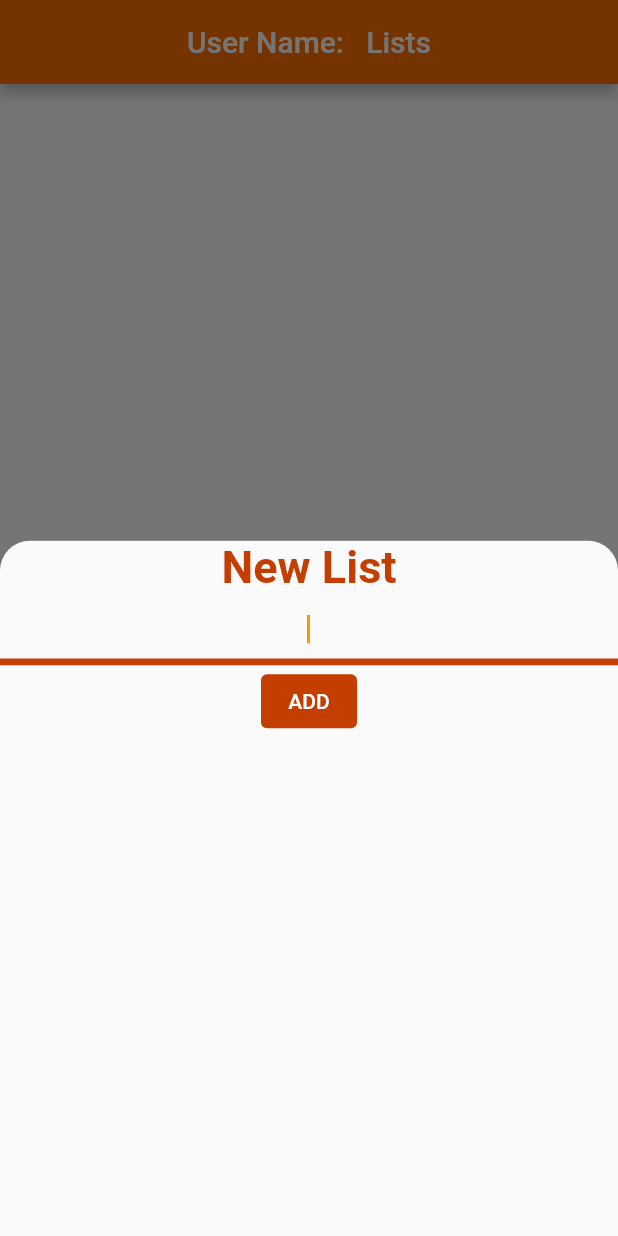
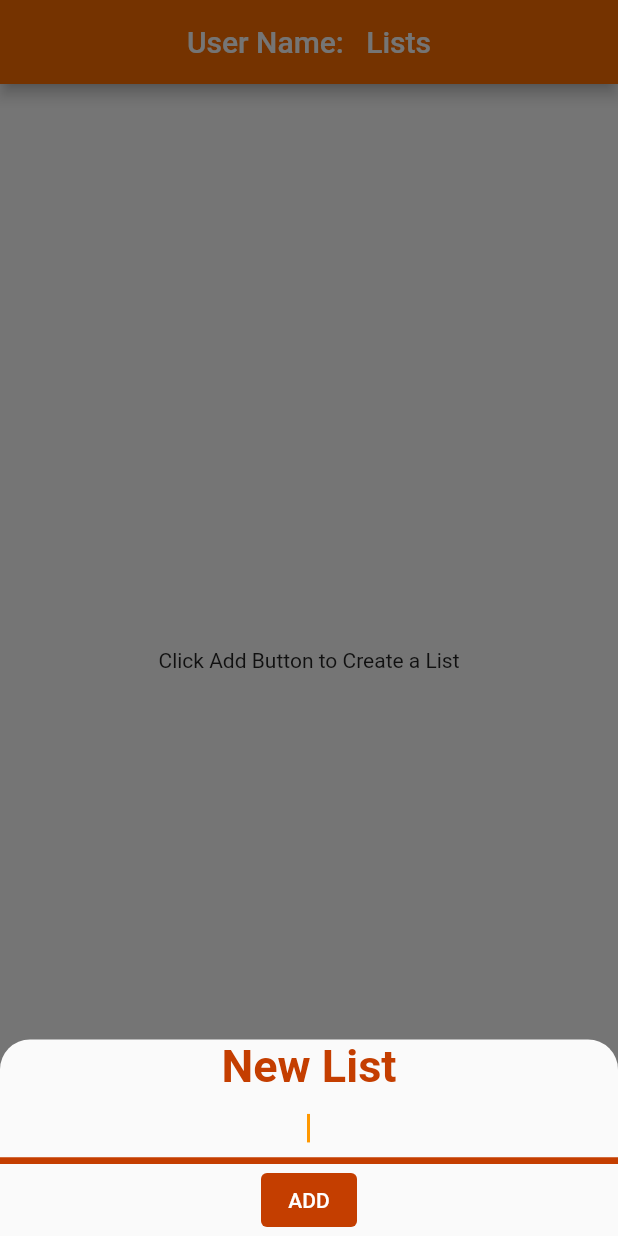
Before and after one commit to DrewMParsons/TodoFlutterApp, a Flutter app: the screen it shows after launch, after a tap on the "add" icon, on a phone screen of 412 x 824 dp. Run offline on Flutter 3.47's test engine with Material 2 defaults, Android fonts, the phone set to English and light mode, and no system bars; our stand-ins replace animated_text_kit.

Commit message:
updated themes fixed add button TODO: add button still adds previous value if field is left empty

```diff
--- a/lib/main.dart
+++ b/lib/main.dart
@@ -24,7 +24,10 @@ class MyApp extends StatelessWidget {
       child: MaterialApp(
         title: 'We Do',
         theme: orangeTheme,
-        darkTheme: ThemeData.dark(),
+        darkTheme: ThemeData.dark().copyWith(
+          accentColor: orangeAccent,
+          primaryColor: orangePrimary,
+        ),
         initialRoute: HomeScreen.id,
         routes: {
           WelcomeScreen.id: (context) => WelcomeScreen(),
--- a/lib/screens/add_wedo_screen.dart
+++ b/lib/screens/add_wedo_screen.dart
@@ -6,10 +6,10 @@ import 'package:we_do_flutter_app/models/chore_data.dart';
 
 class AddWeDoScreen extends StatelessWidget {
   static const String id = 'add_wedo_screen';
+  static String newWeDoTitle = '';
 
   @override
   Widget build(BuildContext context) {
-    String newWeDoTitle;
     int index = ModalRoute.of(context).settings.arguments;
 
     return Container(
@@ -40,7 +40,7 @@ class AddWeDoScreen extends StatelessWidget {
                     color: Theme.of(context).accentColor, width: 4.5),
               ),
             ),
-            onChanged: (value) {
+            onChanged: (String value) {
               newWeDoTitle = value;
             },
           ),
@@ -50,7 +50,8 @@ class AddWeDoScreen extends StatelessWidget {
                 backgroundColor: Theme.of(context).accentColor),
             child: Text(index == -2 ? 'EDIT' : 'ADD'),
             onPressed: () {
-              //TODO: fix null check and closing of the keyboard errors
+              //TODO: textfield is not reset after entry.  so clicking add again will create another item of same name
+              // happening because we initialize as a static variable to fix null entry error.
               if (newWeDoTitle != null) {
                 if (index == -2) {
                   Navigator.pop(context, newWeDoTitle);
@@ -62,6 +63,8 @@ class AddWeDoScreen extends StatelessWidget {
                           .addChore(index, Chore(title: newWeDoTitle));
                   Navigator.pop(context);
                 }
+              } else {
+                print('error');
               }
             },
           )
--- a/lib/screens/home_screen.dart
+++ b/lib/screens/home_screen.dart
@@ -28,6 +28,7 @@ class _HomeScreenState extends State<HomeScreen> {
       ),
       backgroundColor: Theme.of(context).backgroundColor,
       floatingActionButton: FloatingActionButton(
+        backgroundColor: Theme.of(context).accentColor,
         child: Icon(
           Icons.add,
           size: 40.0,
@@ -41,7 +42,12 @@ class _HomeScreenState extends State<HomeScreen> {
               ),
             ),
             context: context,
-            builder: (context) => AddWeDoScreen(),
+            isScrollControlled: true,
+            builder: (context) => SingleChildScrollView(
+                child: Container(
+                    padding: EdgeInsets.only(
+                        bottom: MediaQuery.of(context).viewInsets.bottom),
+                    child: AddWeDoScreen())),
             routeSettings: RouteSettings(arguments: newList),
           );
         },
--- a/lib/screens/wedo_detail_screen.dart
+++ b/lib/screens/wedo_detail_screen.dart
@@ -20,6 +20,7 @@ class WeDoDetailScreen extends StatelessWidget {
         ),
         backgroundColor: Theme.of(context).backgroundColor,
         floatingActionButton: FloatingActionButton(
+          backgroundColor: Theme.of(context).accentColor,
           child: Icon(
             Icons.add,
             size: 40.0,
--- a/lib/widgets/chore_tile.dart
+++ b/lib/widgets/chore_tile.dart
@@ -1,4 +1,5 @@
 import 'package:flutter/material.dart';
+import 'package:we_do_flutter_app/values/theme.dart';
 
 class ChoreTile extends StatelessWidget {
   final bool isChecked;
@@ -21,7 +22,7 @@ class ChoreTile extends StatelessWidget {
             decoration: isChecked ? TextDecoration.lineThrough : null),
       ),
       trailing: Checkbox(
-        activeColor: Colors.lightBlueAccent,
+        activeColor: yellowAccent,
         value: isChecked,
         onChanged: checkboxCallback,
       ),
```
